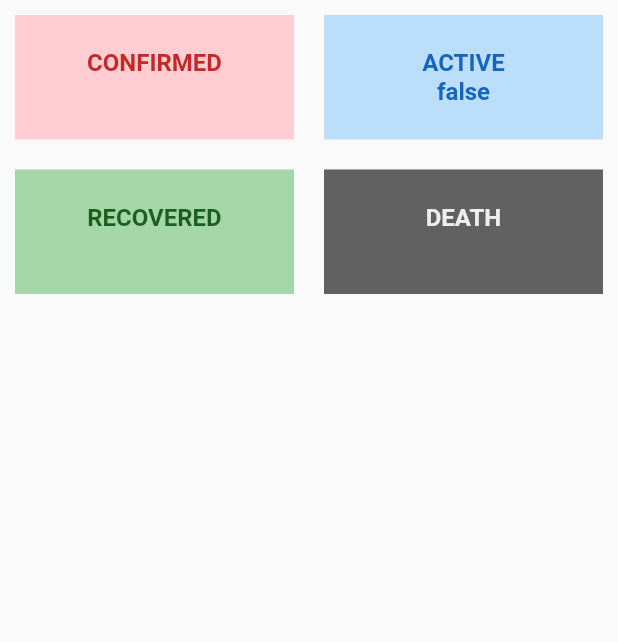
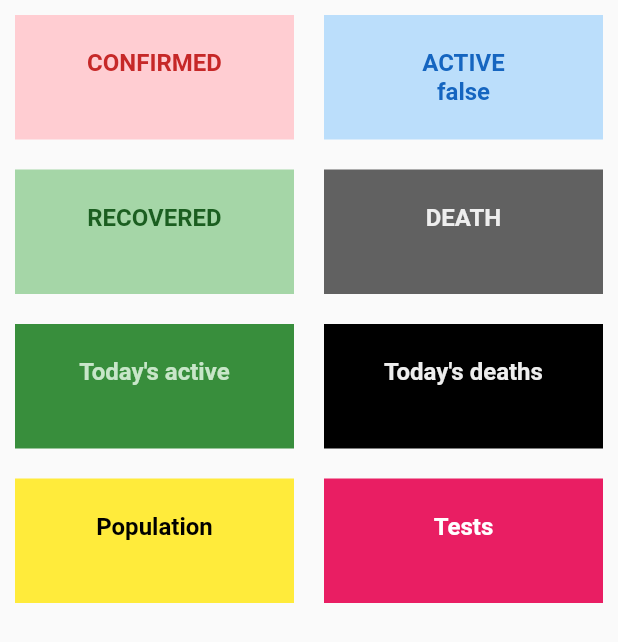
Before and after one commit to applination/covid19_tracker, a Flutter app: the WorldWidePanel widget shown alone on an empty page, opened directly with empty values, on a phone screen of 412 x 824 dp. Shown: the top 642 px of the screen. Run offline on Flutter 3.47's test engine with Material 2 defaults, Android fonts, the phone set to English and light mode, and no system bars; network calls fail; Roboto replaces fonts that are missing (Circular).

Commit message:
added some features

```diff
--- a/lib/homepage.dart
+++ b/lib/homepage.dart
@@ -13,8 +13,8 @@ class _HomePageState extends State<HomePage> {
   Map worldData;
 
   fetchWorldWideData() async {
-    http.Response response = await http
-        .get('https://disease.sh/v2/countries/India?yesterday=0&strict=false');
+    http.Response response =
+        await http.get('https://disease.sh/v2/countries/India?yesterday=true');
     setState(() {
       worldData = json.decode(response.body);
     });
--- a/lib/panels/worldwidepanel.dart
+++ b/lib/panels/worldwidepanel.dart
@@ -39,6 +39,30 @@ class WorldWidePanel extends StatelessWidget {
             panelColor: Colors.grey[700],
             textColor: Colors.grey[200],
             count: worldData['deaths'].toString(),
+          ),
+          StatusPanel(
+            title: 'Today\'s active',
+            panelColor: Colors.green[700],
+            textColor: Colors.green[100],
+            count: worldData['todayCases'].toString(),
+          ),
+          StatusPanel(
+            title: 'Today\'s deaths',
+            panelColor: Colors.black,
+            textColor: Colors.grey[200],
+            count: worldData['todayDeaths'].toString(),
+          ),
+          StatusPanel(
+            title: 'Population',
+            panelColor: Colors.yellow,
+            textColor: Colors.black,
+            count: worldData['population'].toString(),
+          ),
+          StatusPanel(
+            title: 'Tests',
+            panelColor: Colors.pink,
+            textColor: Colors.white,
+            count: worldData['tests'].toString(),
           ),
         ],
       ),
--- a/pubspec.yaml
+++ b/pubspec.yaml
@@ -31,6 +31,7 @@ dependencies:
   url_launcher:
   shared_preferences:
   http:
+  intl:
 
 
 dev_dependencies:
```
Also changed, not shown: pubspec.lock.
